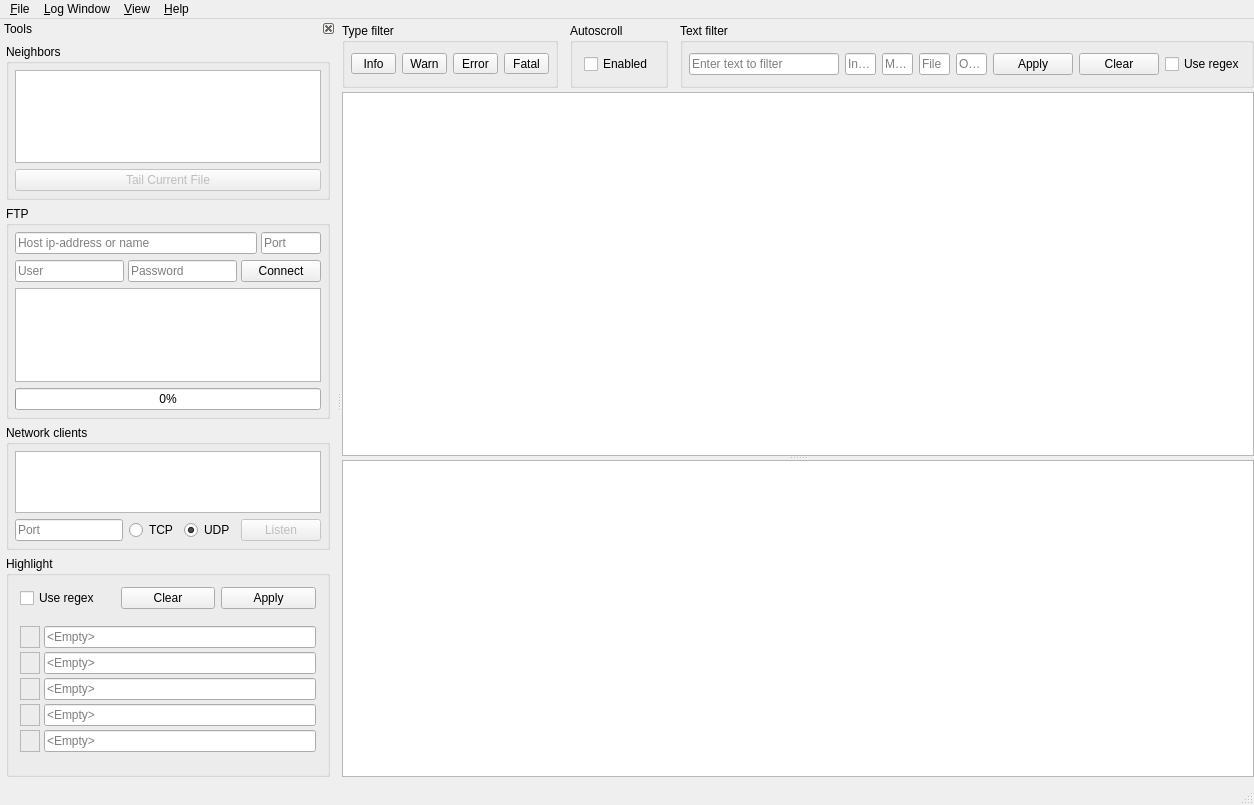
This is main_window.ui in TommyGustavsson/log_viewer as Qt 5 draws it before an edit. The edited form follows.
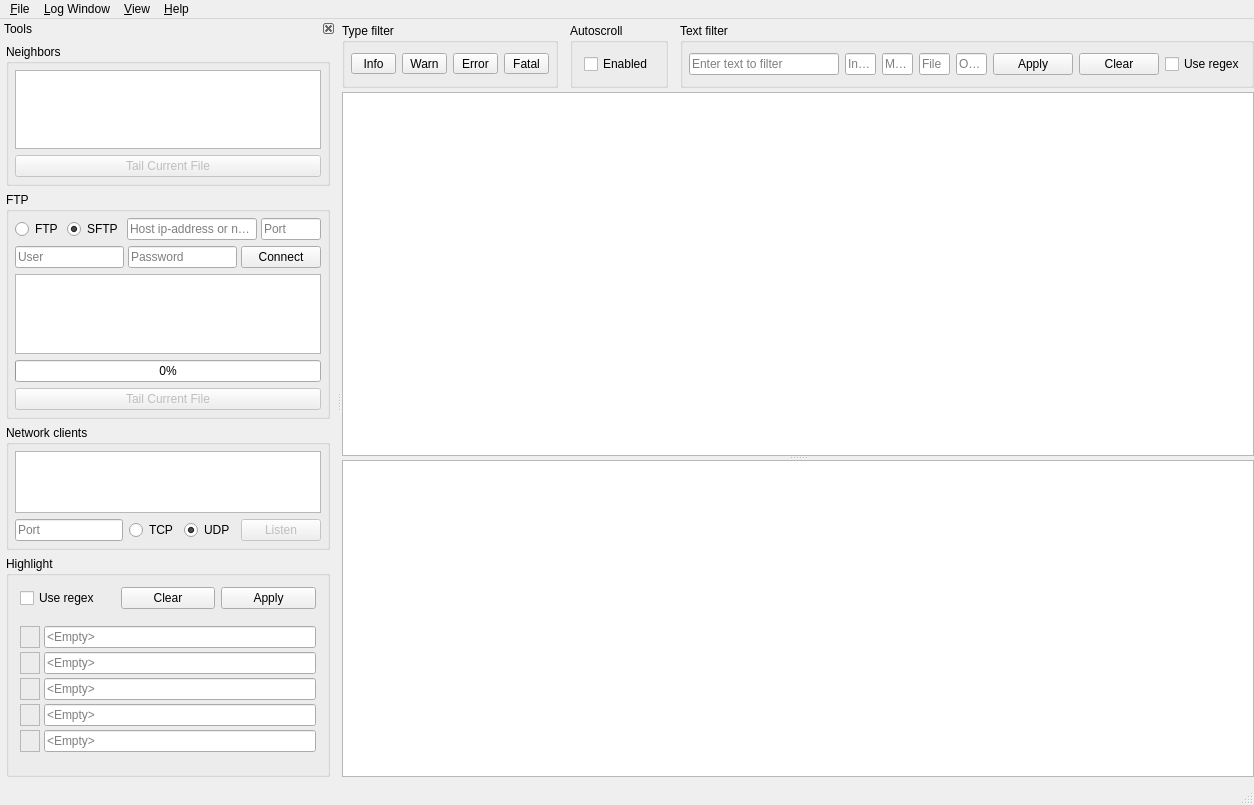
This is the edited form. Custom widgets are drawn as their Qt base class.

Commit message: Added SFTP and tail by SFTP

The edit to the form file:
```diff
--- a/main_window.ui
+++ b/main_window.ui
@@ -448,6 +448,23 @@
            <property name="margin">
             <number>0</number>
            </property>
+           <item>
+            <widget class="QRadioButton" name="FTP_radioButton">
+             <property name="text">
+              <string>FTP</string>
+             </property>
+            </widget>
+           </item>
+           <item>
+            <widget class="QRadioButton" name="SFTP_radioButton">
+             <property name="text">
+              <string>SFTP</string>
+             </property>
+             <property name="checked">
+              <bool>true</bool>
+             </property>
+            </widget>
+           </item>
            <item>
             <widget class="QLineEdit" name="ftpHost_lineEdit">
              <property name="placeholderText">
@@ -535,6 +552,22 @@
           </property>
          </widget>
         </item>
+        <item>
+         <widget class="QPushButton" name="tailFTP_pushButton">
+          <property name="enabled">
+           <bool>false</bool>
+          </property>
+          <property name="focusPolicy">
+           <enum>Qt::NoFocus</enum>
+          </property>
+          <property name="text">
+           <string>Tail Current File</string>
+          </property>
+          <property name="checkable">
+           <bool>true</bool>
+          </property>
+         </widget>
+        </item>
        </layout>
       </widget>
      </item>
```
The commit also changes 30 other files.
